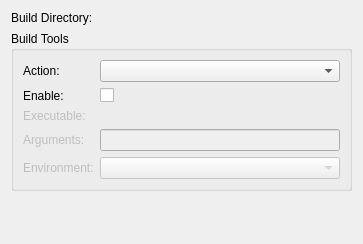
The window that plugins/custom-buildsystem/configwidget.ui (KDE/kdevelop) describes before a commit, drawn with Qt 5.
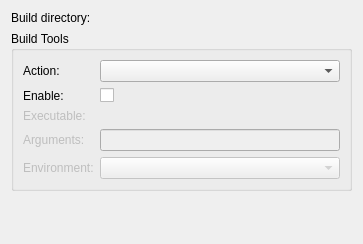
The same window after the commit. Custom widgets are drawn as their Qt base class.

Commit message:
custom-buildsystem: add more UI context marker for strings, fix some style
GIT_SILENT

What changed in the file:
```diff
--- a/plugins/custom-buildsystem/configwidget.ui
+++ b/plugins/custom-buildsystem/configwidget.ui
@@ -16,7 +16,7 @@
      <item>
       <widget class="QLabel" name="label_5">
        <property name="text">
-        <string>Build Directory:</string>
+        <string comment="@label:chooser">Build directory:</string>
        </property>
       </widget>
      </item>
```
Left out of the diff: 22 changed lines with no effect on the pictures. The commit also changes 4 other files.
